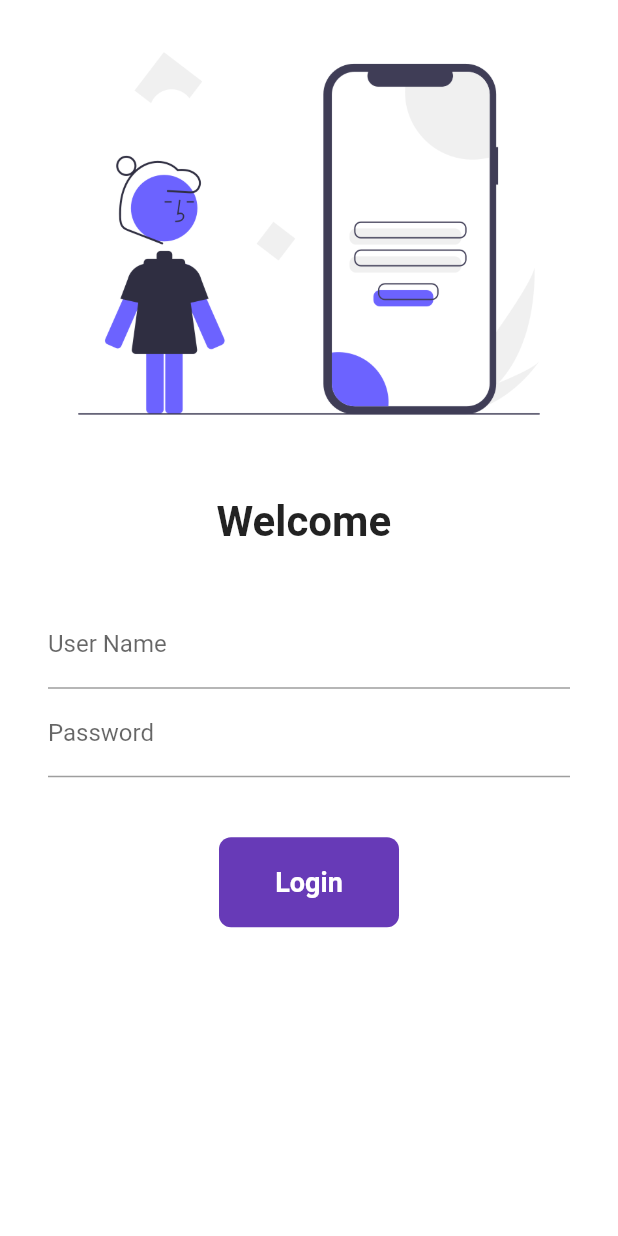
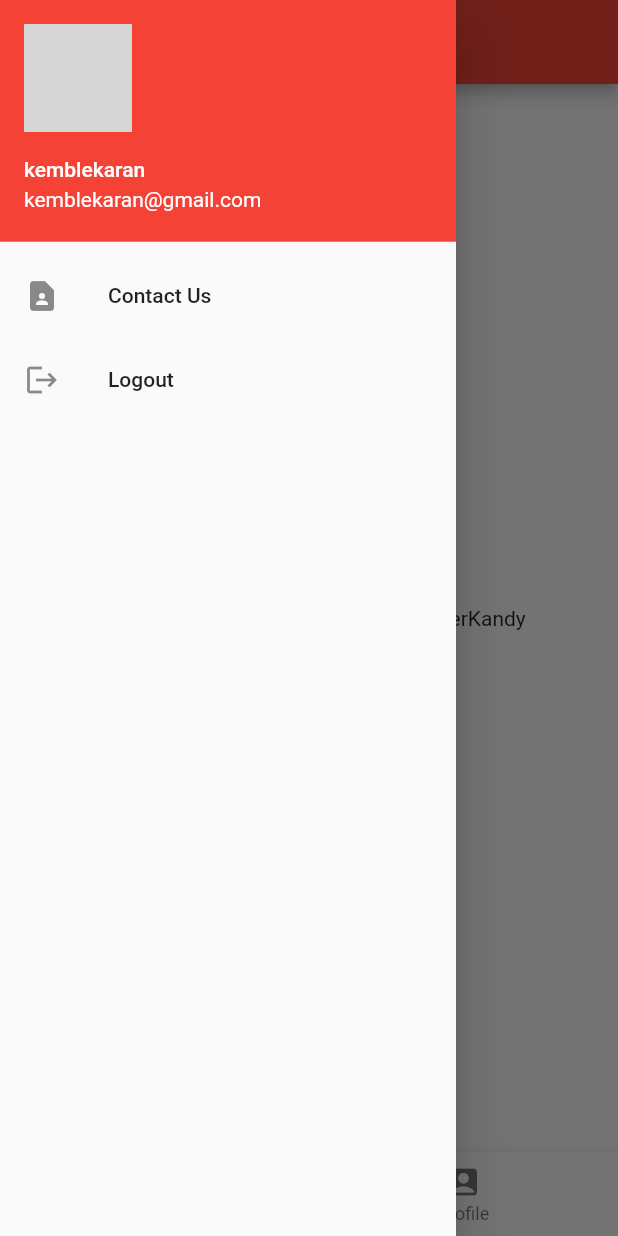
Before and after one commit to kemblekaran/flutter-catalogue, a Flutter app: the screen it shows after launch, with the side drawer open (before the commit the screen has no drawer), on a phone screen of 412 x 824 dp. Run offline on Flutter 3.47's test engine with Material 2 defaults, Android fonts, the phone set to English and light mode, and no system bars; our stand-ins replace google_fonts; missing offline and left inert: dart:html; network calls fail; grey boxes are pictures that could not be loaded.

Commit message:
added bottom app bar and drawer

```diff
--- a/lib/main.dart
+++ b/lib/main.dart
@@ -15,11 +15,13 @@ class CatalogApp extends StatelessWidget {
   @override
   Widget build(BuildContext context) {
     return MaterialApp(
+      debugShowCheckedModeBanner: false,
       themeMode: ThemeMode.system,
       theme: ThemeData(
           primarySwatch: Colors.red,
           fontFamily: GoogleFonts.roboto().fontFamily),
       darkTheme: ThemeData(primarySwatch: Colors.purple),
+      initialRoute: CatalogueAppRoutes.homeRoute,
       routes: {
         "/": (context) => const LoginPage(),
         CatalogueAppRoutes.loginRoute: (context) => const LoginPage(),
--- a/lib/pages/homepage.dart
+++ b/lib/pages/homepage.dart
@@ -1,4 +1,7 @@
 import 'package:flutter/material.dart';
+
+import '../widgets/bottomnavbar.dart';
+import '../widgets/drawer.dart';
 
 class HomePage extends StatelessWidget {
   const HomePage({Key? key}) : super(key: key);
@@ -13,7 +16,8 @@ class HomePage extends StatelessWidget {
       body: Center(
           child: Container(
               child: Text("Welcome to Catalog App Day $days by $name"))),
-      drawer: Drawer(),
+      drawer: CatalogueAppDrawer(),
+      bottomNavigationBar: CatalogueBottomNavigationBar(),
     );
   }
 }
--- /dev/null
+++ b/lib/widgets/bottomnavbar.dart
@@ -0,0 +1,21 @@
+import 'package:flutter/cupertino.dart';
+import 'package:flutter/material.dart';
+
+class CatalogueBottomNavigationBar extends StatelessWidget {
+  const CatalogueBottomNavigationBar({Key? key}) : super(key: key);
+
+  @override
+  Widget build(BuildContext context) {
+    return BottomNavigationBar(type: BottomNavigationBarType.fixed, items: [
+      BottomNavigationBarItem(
+          icon: Icon(Icons.home),
+          label: "Home",
+          activeIcon: Icon(Icons.home_filled),
+          tooltip: "Explore"),
+      BottomNavigationBarItem(
+          icon: Icon(Icons.account_box),
+          label: "Profile",
+          activeIcon: Icon(Icons.account_box_outlined))
+    ]);
+  }
+}
--- /dev/null
+++ b/lib/widgets/drawer.dart
@@ -0,0 +1,33 @@
+import 'dart:html';
+
+import 'package:flutter/cupertino.dart';
+import 'package:flutter/material.dart';
+
+class CatalogueAppDrawer extends StatelessWidget {
+  const CatalogueAppDrawer({Key? key}) : super(key: key);
+
+  @override
+  Widget build(BuildContext context) {
+    var avtarImageUrl = "https://kemblekaran.github.io/images/karan_kemble.jpg";
+    return Drawer(
+      child: ListView(children: [
+        DrawerHeader(
+            padding: EdgeInsets.zero,
+            child: UserAccountsDrawerHeader(
+                margin: EdgeInsets.zero,
+                accountName: const Text("kemblekaran"),
+                accountEmail: const Text("kemblekaran@gmail.com"),
+                currentAccountPicture: CircleAvatar(
+                    backgroundImage: NetworkImage(avtarImageUrl)))),
+        const ListTile(
+          leading: Icon(Icons.contact_page),
+          title: Text("Contact Us"),
+        ),
+        const ListTile(
+          leading: Icon(Icons.logout),
+          title: Text("Logout"),
+        )
+      ]),
+    );
+  }
+}
```
